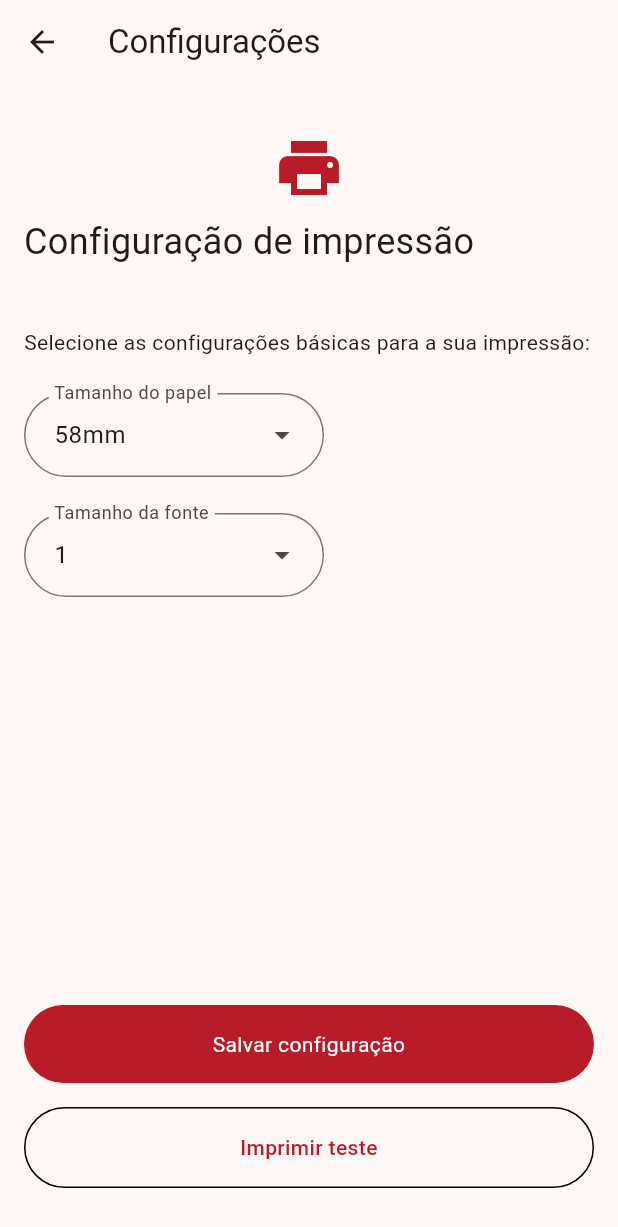
After one commit to ikyrie/panucci_ristorante, a Flutter app: the PairedDevices screen opened directly, after a tap on the "settings" icon, on a phone screen of 412 x 824 dp. The commit adds this screen. Shown: the top 1227 px of the screen. Run offline on Flutter 3.47's test engine with Material 3 defaults, Android fonts, the phone set to English and light mode, and no system bars; our stand-ins replace flutter_mobx, get_it, mobx, permission_handler; missing offline and left inert: esc_pos_utils_plus, print_bluetooth_thermal; generated files the repository leaves out were written again.

Commit message:
Criando a tela de configurações

```diff
--- a/lib/screens/paired_devices.dart
+++ b/lib/screens/paired_devices.dart
@@ -1,4 +1,5 @@
 import 'package:flutter/material.dart';
+import 'package:panucci_ristorante/screens/printer_settings.dart';
 import 'package:panucci_ristorante/services/device_connect_service.dart';
 import 'package:panucci_ristorante/services/show_available_devices_service.dart';
 
@@ -13,6 +14,14 @@ class PairedDevices extends StatelessWidget {
           "Dispositivos Pareados",
           style: TextStyle(fontWeight: FontWeight.w600),
         ),
+        actions: <Widget>[
+          IconButton(
+            icon: Icon(Icons.settings),
+            onPressed: () {
+              Navigator.push(context, MaterialPageRoute(builder: (context) => PrinterSettings()));
+            },
+          )
+        ],
       ),
       body: SafeArea(
         child: Padding(
--- /dev/null
+++ b/lib/screens/printer_settings.dart
@@ -0,0 +1,126 @@
+import 'package:esc_pos_utils_plus/esc_pos_utils_plus.dart';
+import 'package:flutter/material.dart';
+
+class PrinterSettings extends StatelessWidget {
+  const PrinterSettings({super.key});
+
+  @override
+  Widget build(BuildContext context) {
+    return Scaffold(
+      appBar: AppBar(
+        title: Text("Configurações"),
+      ),
+      body: SafeArea(
+        child: Padding(
+          padding: const EdgeInsets.symmetric(vertical: 32, horizontal: 16),
+          child: Column(
+            mainAxisSize: MainAxisSize.max,
+            crossAxisAlignment: CrossAxisAlignment.start,
+            children: <Widget>[
+              SizedBox(
+                width: double.infinity,
+                child: Icon(
+                  Icons.print,
+                  color: Color(0xFFB81D27),
+                  size: 48,
+                ),
+              ),
+              SizedBox(height: 8,),
+              Text("Configuração de impressão", style: TextStyle(fontSize: 24), textAlign: TextAlign.center,),
+              SizedBox(height: 40,),
+              Text("Selecione as configurações básicas para a sua impressão:"),
+              SizedBox(height: 24,),
+              DropdownMenu<PaperSize>(
+                inputDecorationTheme: InputDecorationTheme(
+                  contentPadding: const EdgeInsets.all(16),
+                  border: OutlineInputBorder(
+                    borderRadius: BorderRadius.circular(30),
+                  )
+                ),
+                width: 200,
+                label: Text("Tamanho do papel"),
+                initialSelection: PaperSize.mm58,
+                dropdownMenuEntries: [
+                  DropdownMenuEntry(value: PaperSize.mm58, label: "58mm"),
+                  DropdownMenuEntry(value: PaperSize.mm72, label: "72mm"),
+                  DropdownMenuEntry(value: PaperSize.mm80, label: "80mm"),
+                ],
+              ),
+              SizedBox(height: 24,),
+              DropdownMenu<PosTextSize>(
+                inputDecorationTheme: InputDecorationTheme(
+                  contentPadding: const EdgeInsets.all(16),
+                  border: OutlineInputBorder(
+                    borderRadius: BorderRadius.circular(30),
+                  )
+                ),
+                width: 200,
+                label: Text("Tamanho da fonte"),
+                initialSelection: PosTextSize.size1,
+                dropdownMenuEntries: [
+                  DropdownMenuEntry(value: PosTextSize.size1, label: "1"),
+                  DropdownMenuEntry(value: PosTextSize.size2, label: "2"),
+                  DropdownMenuEntry(value: PosTextSize.size3, label: "3"),
+                  DropdownMenuEntry(value: PosTextSize.size4, label: "4"),
+                  DropdownMenuEntry(value: PosTextSize.size5, label: "5"),
+                  DropdownMenuEntry(value: PosTextSize.size6, label: "6"),
+                  DropdownMenuEntry(value: PosTextSize.size7, label: "7"),
+                  DropdownMenuEntry(value: PosTextSize.size8, label: "8"),
+                ],
+              ),
+              Flexible(
+                flex: 1,
+                child: Column(
+                  mainAxisAlignment: MainAxisAlignment.end,
+                  children: <Widget>[
+                    InkWell(
+                      onTap: () async {
+
+                      },
+                      child: Ink(
+                        width: double.infinity,
+                        padding: const EdgeInsets.all(16),
+                        decoration: BoxDecoration(
+                          color: Color(0xFFB81D27),
+                          borderRadius: BorderRadius.circular(30),
+                        ),
+                        child: Text(
+                          "Salvar configuração",
+                          style: TextStyle(color: Colors.white),
+                          textAlign: TextAlign.center,
+                        ),
+                      ),
+                    ),
+                    SizedBox(height: 16,),
+                    InkWell(
+                      onTap: () async {
+
+                      },
+                      child: Ink(
+                        width: double.infinity,
+                        padding: const EdgeInsets.all(16),
+                        decoration: BoxDecoration(
+                          color: Colors.transparent,
+                          borderRadius: BorderRadius.circular(30),
+                          border: Border.all(color: Colors.black),
+                        ),
+                        child: Text(
+                          "Imprimir teste",
+                          style: TextStyle(
+                            color: Color(0xFFB81D27),
+                            fontWeight: FontWeight.w500,
+                          ),
+                          textAlign: TextAlign.center,
+                        ),
+                      ),
+                    ),
+                  ],
+                ),
+              ),
+            ],
+          ),
+        ),
+      ),
+    );
+  }
+}
```
